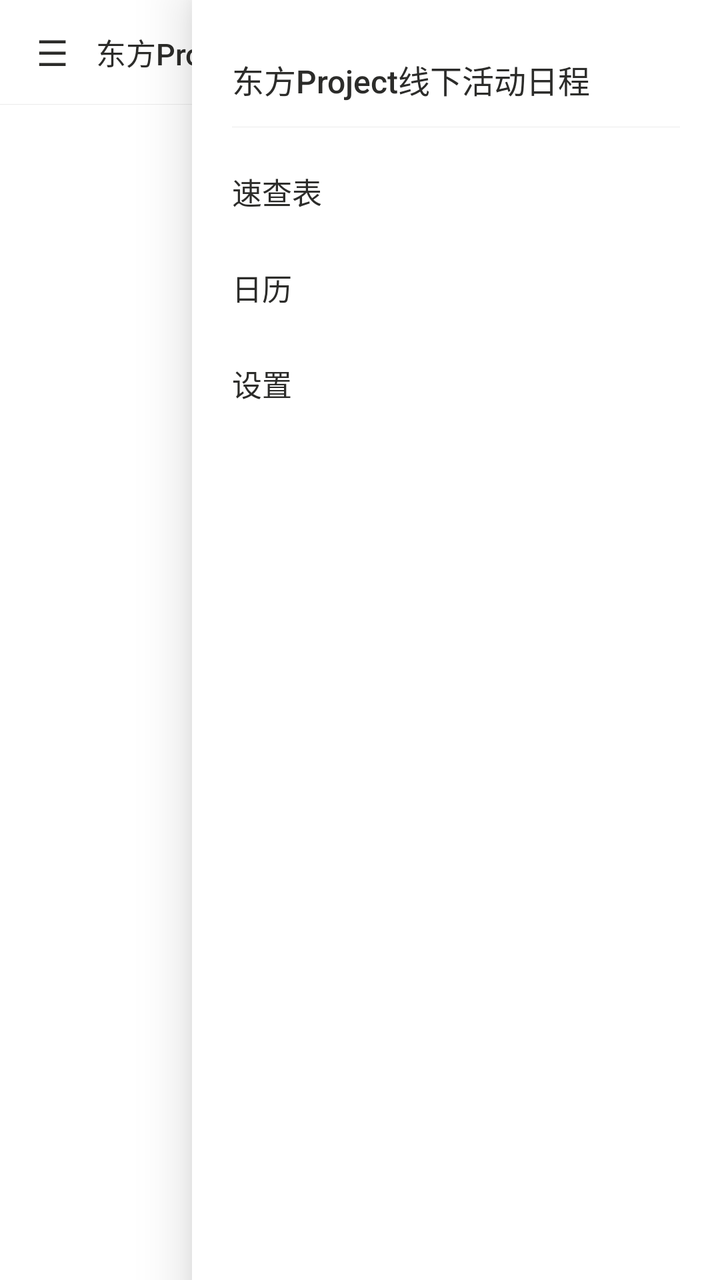
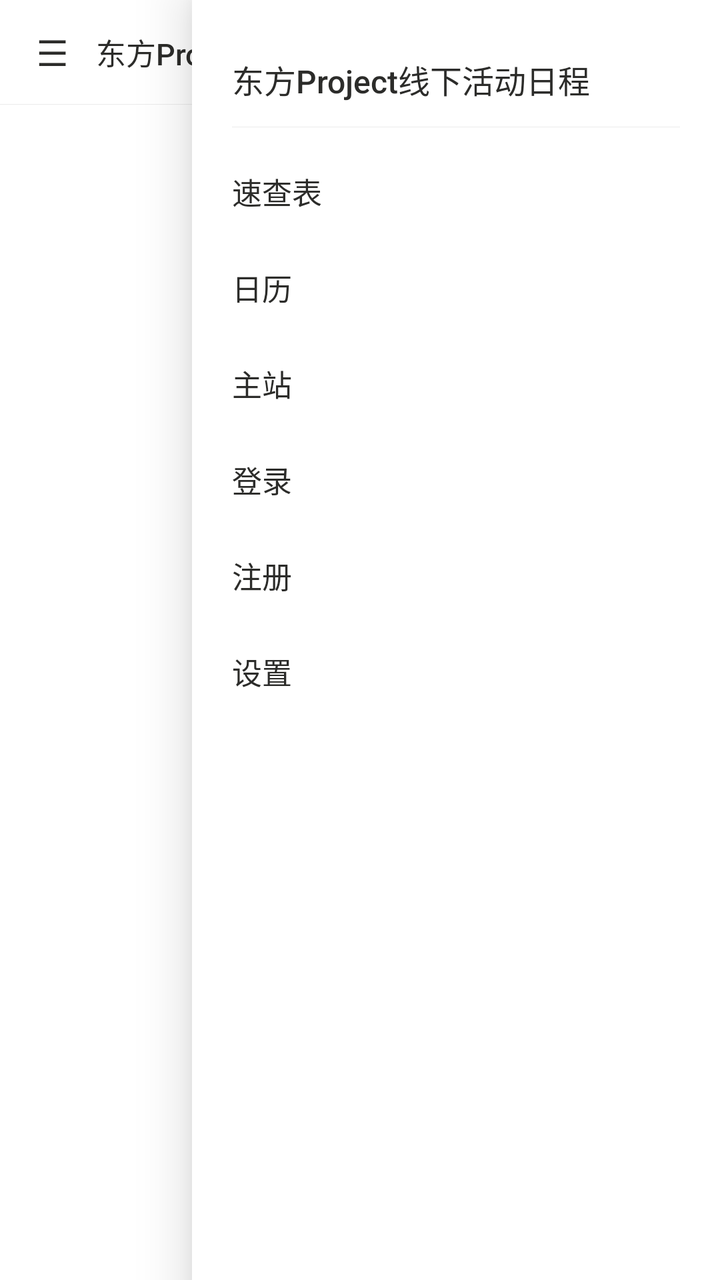

Compare the two renders of this Android layout. The source of the first and the diff that turns it into the second are given below.
<!-- AndroidManifest.xml: application theme AppTheme -->
<!-- res/layout/activity_main.xml -->
<?xml version="1.0" encoding="utf-8"?>
<FrameLayout xmlns:android="http://schemas.android.com/apk/res/android"
    android:layout_width="match_parent"
    android:layout_height="match_parent"
    android:background="@color/page_bg">

    <LinearLayout
        android:layout_width="match_parent"
        android:layout_height="match_parent"
        android:orientation="vertical">

        <LinearLayout
            android:layout_width="match_parent"
            android:layout_height="52dp"
            android:background="@color/tabbar_bg"
            android:gravity="center_vertical"
            android:orientation="horizontal"
            android:paddingStart="4dp"
            android:paddingEnd="8dp">

            <TextView
                android:id="@+id/menuButton"
                android:layout_width="44dp"
                android:layout_height="match_parent"
                android:background="?android:attr/selectableItemBackground"
                android:contentDescription="@string/menu"
                android:gravity="center"
                android:text="☰"
                android:textColor="@color/text_primary"
                android:textSize="18sp" />

            <TextView
                android:id="@+id/headerTitle"
                android:layout_width="0dp"
                android:layout_height="wrap_content"
                android:layout_weight="1"
                android:ellipsize="end"
                android:fontFamily="sans-serif-medium"
                android:maxLines="1"
                android:text="@string/app_name"
                android:textColor="@color/text_primary"
                android:textSize="15sp" />

            <TextView
                android:id="@+id/refresh"
                android:layout_width="wrap_content"
                android:layout_height="wrap_content"
                android:background="?android:attr/selectableItemBackground"
                android:paddingStart="12dp"
                android:paddingTop="8dp"
                android:paddingEnd="12dp"
                android:paddingBottom="8dp"
                android:text="@string/refresh"
                android:textColor="@color/accent"
                android:textSize="13sp" />
        </LinearLayout>

        <View
            android:layout_width="match_parent"
            android:layout_height="1px"
            android:background="@color/divider" />

        <TextView
            android:id="@+id/offlineBanner"
            android:layout_width="match_parent"
            android:layout_height="wrap_content"
            android:background="@color/banner_bg"
            android:paddingStart="16dp"
            android:paddingTop="8dp"
            android:paddingEnd="16dp"
            android:paddingBottom="8dp"
            android:textColor="@color/banner_text"
            android:textSize="12sp"
            android:visibility="gone" />

        <FrameLayout
            android:id="@+id/content"
            android:layout_width="match_parent"
            android:layout_height="0dp"
            android:layout_weight="1" />
    </LinearLayout>

    <View
        android:id="@+id/scrim"
        android:layout_width="match_parent"
        android:layout_height="match_parent"
        android:background="@color/scrim"
        android:visibility="gone" />

    <LinearLayout
        android:id="@+id/drawer"
        android:layout_width="@dimen/drawer_width"
        android:layout_height="match_parent"
        android:layout_gravity="end"
        android:background="@color/tabbar_bg"
        android:elevation="16dp"
        android:orientation="vertical"
        android:paddingBottom="16dp">

        <TextView
            android:layout_width="match_parent"
            android:layout_height="wrap_content"
            android:fontFamily="sans-serif-medium"
            android:paddingStart="20dp"
            android:paddingTop="28dp"
            android:paddingEnd="20dp"
            android:paddingBottom="12dp"
            android:text="@string/app_name"
            android:textColor="@color/text_primary"
            android:textSize="16sp" />

        <View
            android:layout_width="match_parent"
            android:layout_height="1px"
            android:layout_marginStart="20dp"
            android:layout_marginEnd="20dp"
            android:layout_marginBottom="8dp"
            android:background="@color/divider" />

        <TextView
            android:id="@+id/navList"
            style="@style/NavItem"
            android:text="@string/tab_list" />

        <TextView
            android:id="@+id/navCalendar"
            style="@style/NavItem"
            android:text="@string/tab_calendar" />

        <TextView
            android:id="@+id/navSettings"
            style="@style/NavItem"
            android:text="@string/nav_settings" />

        <View
            android:layout_width="match_parent"
            android:layout_height="0dp"
            android:layout_weight="1" />

        <TextView
            android:id="@+id/navVersion"
            android:layout_width="match_parent"
            android:layout_height="wrap_content"
            android:paddingStart="20dp"
            android:paddingTop="8dp"
            android:paddingEnd="20dp"
            android:textColor="@color/text_tertiary"
            android:textSize="12sp" />
    </LinearLayout>

</FrameLayout>
<!-- resources referenced by this layout -->
<resources>
  <color name="accent">#D4537E</color>
  <color name="banner_bg">#FFF4E5</color>
  <color name="banner_text">#854F0B</color>
  <color name="divider">#14000000</color>
  <color name="page_bg">#FFFFFFFF</color>
  <color name="scrim">#66000000</color>
  <color name="tabbar_bg">#FFFFFFFF</color>
  <color name="text_primary">#2C2C2A</color>
  <color name="text_tertiary">#B4B2A9</color>
  <dimen name="drawer_width">264dp</dimen>
  <string name="app_name">东方Project线下活动日程</string>
  <string name="menu">菜单</string>
  <string name="nav_settings">设置</string>
  <string name="refresh">刷新</string>
  <string name="tab_calendar">日历</string>
  <string name="tab_list">速查表</string>
  <style name="NavItem">
          <item name="android:layout_width">match_parent</item>
          <item name="android:layout_height">@dimen/nav_item_height</item>
          <item name="android:gravity">center_vertical</item>
          <item name="android:paddingStart">20dp</item>
          <item name="android:paddingEnd">20dp</item>
          <item name="android:textSize">15sp</item>
          <item name="android:textColor">@color/text_primary</item>
          <item name="android:background">?android:attr/selectableItemBackground</item>
      </style>
  <style name="AppTheme" parent="@android:style/Theme.DeviceDefault.Light.NoActionBar">
          <item name="android:windowBackground">@color/page_bg</item>
          <item name="android:statusBarColor">@color/tabbar_bg</item>
          <item name="android:navigationBarColor">@color/tabbar_bg</item>
          <item name="android:windowLightStatusBar">true</item>
      </style>
  <dimen name="nav_item_height">48dp</dimen>
</resources>

<!-- the commit's change to res/layout/activity_main.xml (unified diff, before → after) -->
@@ -128,6 +128,21 @@
             android:text="@string/tab_calendar" />
 
         <TextView
+            android:id="@+id/navWeb"
+            style="@style/NavItem"
+            android:text="@string/nav_web" />
+
+        <TextView
+            android:id="@+id/navLogin"
+            style="@style/NavItem"
+            android:text="@string/nav_login" />
+
+        <TextView
+            android:id="@+id/navRegister"
+            style="@style/NavItem"
+            android:text="@string/nav_register" />
+
+        <TextView
             android:id="@+id/navSettings"
             style="@style/NavItem"
             android:text="@string/nav_settings" />
<!-- resource entries referenced after the edit -->
@@ -12,7 +12,10 @@
   <dimen name="drawer_width">264dp</dimen>
   <string name="app_name">东方Project线下活动日程</string>
   <string name="menu">菜单</string>
+  <string name="nav_login">登录</string>
+  <string name="nav_register">注册</string>
   <string name="nav_settings">设置</string>
+  <string name="nav_web">主站</string>
   <string name="refresh">刷新</string>
   <string name="tab_calendar">日历</string>
   <string name="tab_list">速查表</string>
